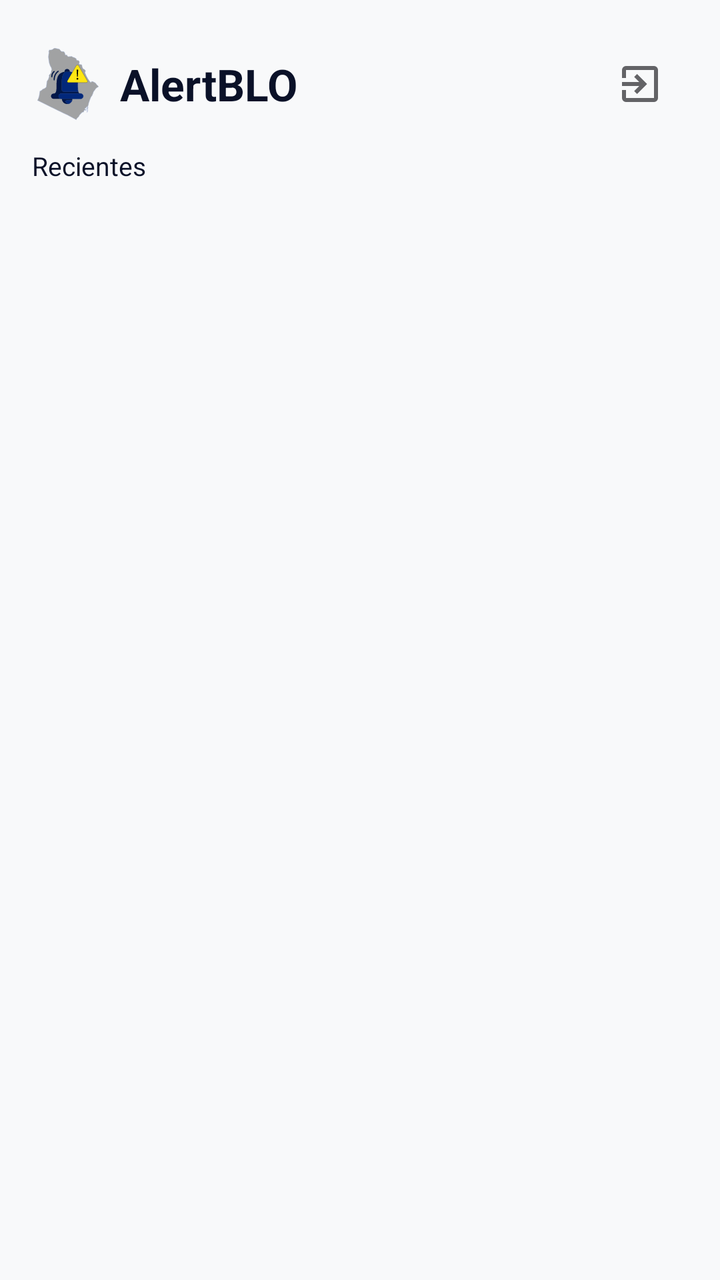
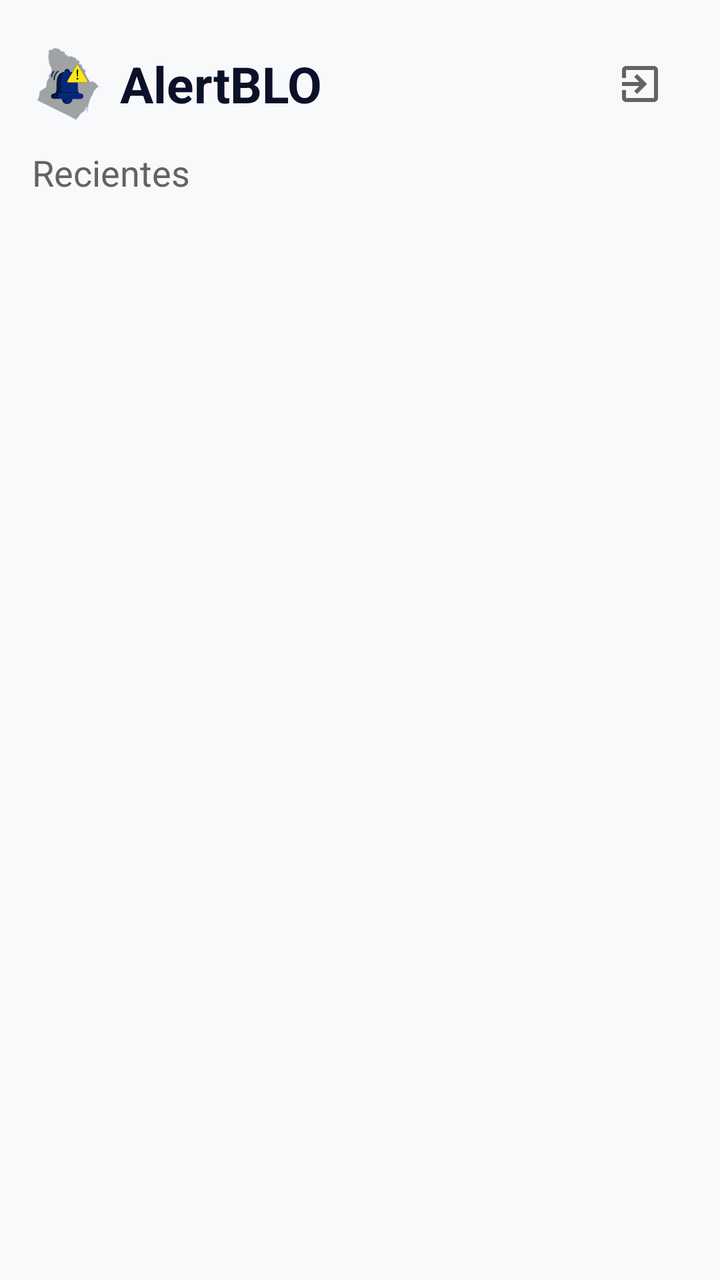

Screens rendered from an Android XML layout before and after an edit, with the pre-edit source and the edit as a unified diff.
<!-- AndroidManifest.xml: application theme Theme.AlertBLO -->
<!-- res/layout/fragment_home.xml -->
<?xml version="1.0" encoding="utf-8"?>
<LinearLayout xmlns:android="http://schemas.android.com/apk/res/android"
    xmlns:app="http://schemas.android.com/apk/res-auto"
    android:layout_width="match_parent"
    android:layout_height="match_parent"
    android:orientation="vertical"
    android:paddingStart="16dp"
    android:paddingEnd="16dp"
    android:paddingTop="14dp"
    android:background="?attr/android:windowBackground">

    <RelativeLayout
        android:layout_width="match_parent"
        android:layout_height="wrap_content"
        android:paddingBottom="8dp" >

        <ImageView
            android:id="@+id/logoApp"
            android:layout_width="36dp"
            android:layout_height="36dp"
            android:layout_alignParentStart="true"
            android:layout_centerVertical="true"
            android:src="@drawable/ic_vect_logo_app_user"
            android:scaleType="fitCenter"
            android:contentDescription="@null"
            android:layout_marginEnd="8dp" />

        <TextView
            android:id="@+id/txtAppName"
            android:layout_width="wrap_content"
            android:layout_height="wrap_content"
            android:layout_centerVertical="true"
            android:layout_toStartOf="@id/btn_salir"
            android:layout_toEndOf="@id/logoApp"
            android:layout_marginEnd="8dp"
            android:gravity="start"
            android:maxLines="1"
            android:ellipsize="end"
            android:text="@string/txt_alert_blo"
            android:textSize="22sp"
            android:textStyle="bold"
            android:textColor="?attr/colorOnSurface" />

        <ImageButton
            android:id="@+id/btn_salir"
            android:layout_width="48dp"
            android:layout_height="48dp"
            android:layout_alignParentEnd="true"
            android:layout_centerVertical="true"
            android:background="?attr/selectableItemBackgroundBorderless"
            android:contentDescription="@string/txt_salir"
            android:src="@drawable/ic_salir"
            app:tint="?attr/colorOnSurfaceVariant" />

    </RelativeLayout>

    <TextView
        android:id="@+id/alertas_recientes"
        android:layout_width="match_parent"
        android:layout_height="wrap_content"
        android:paddingTop="4dp"
        android:paddingBottom="12dp"
        android:textSize="13sp"
        android:text="@string/txt_alertas_recientes"
        android:textColor="?attr/colorOnSurface"/>

    <FrameLayout
        android:id="@+id/contenedor_lista_home"
        android:layout_width="match_parent"
        android:layout_height="0dp"
        android:layout_weight="1" />

</LinearLayout>
<!-- resources referenced by this layout -->
<resources>
  <!-- drawable ic_salir (drawable) -->
  <vector xmlns:android="http://schemas.android.com/apk/res/android" android:autoMirrored="true" android:height="24dp" android:tint="#000000" android:viewportHeight="960" android:viewportWidth="960" android:width="24dp">
        
      <path android:fillColor="@android:color/white" android:pathData="M200,840Q167,840 143.5,816.5Q120,793 120,760L120,600L200,600L200,760Q200,760 200,760Q200,760 200,760L760,760Q760,760 760,760Q760,760 760,760L760,200Q760,200 760,200Q760,200 760,200L200,200Q200,200 200,200Q200,200 200,200L200,360L120,360L120,200Q120,167 143.5,143.5Q167,120 200,120L760,120Q793,120 816.5,143.5Q840,167 840,200L840,760Q840,793 816.5,816.5Q793,840 760,840L200,840ZM420,680L364,622L466,520L120,520L120,440L466,440L364,338L420,280L620,480L420,680Z"/>
      
  </vector>
  <!-- drawable ic_vect_logo_app_user: vector/xml drawable (drawable, 10582 chars, omitted) -->
  <string name="txt_alert_blo" translatable="false">AlertBLO</string>
  <string name="txt_alertas_recientes">Recientes</string>
  <string name="txt_salir">Salir</string>
  <style name="Theme.AlertBLO" parent="Base.Theme.AlertBLO" />
  <style name="Base.Theme.AlertBLO" parent="Theme.Material3.DayNight.NoActionBar">
          
          
  
          <item name="colorPrimary">@color/azul</item>
          <item name="colorOnPrimary">@color/blanco</item>
          <item name="colorSecondary">@color/amarillo</item>
          <item name="colorOnSecondary">@color/azul_oscuro</item>
          <item name="android:windowBackground">@color/fondo</item>
          <item name="colorSurface">@color/blanco</item>
          <item name="colorOnSurface">@color/azul_oscuro</item>
          <item name="colorSurfaceVariant">@color/gris_claro</item>
          <item name="colorOnSurfaceVariant">@color/gris</item>
          <item name="colorOutline">@color/negro</item>
          <item name="colorAlertaCritica">@color/rojo</item>
          <item name="colorOnAlertaCritica">@color/blanco</item>
          <item name="colorAlertaCriticaContainer">@color/rojo_claro</item>
          <item name="colorAviso">@color/naranja</item>
          <item name="colorOnAviso">@color/blanco</item>
          <item name="colorAvisoContainer">@color/naranja_claro</item>
  
      </style>
  <color name="azul">#02287B</color>
  <color name="blanco">#FFFFFF</color>
  <color name="amarillo">#FFE613</color>
  <color name="azul_oscuro">#0A1128</color>
  <color name="fondo">#F8F9FA</color>
  <color name="gris_claro">#D3D3D3</color>
  <color name="gris">#636366</color>
  <color name="negro">#000000</color>
  <color name="rojo">#C62828</color>
  <color name="rojo_claro">#FFEBEE</color>
  <color name="naranja">#E65100</color>
  <color name="naranja_claro">#FFF3E0</color>
</resources>

<!-- the commit's change to res/layout/fragment_home.xml (unified diff, before → after) -->
@@ -37,7 +37,7 @@
             android:maxLines="1"
             android:ellipsize="end"
             android:text="@string/txt_alert_blo"
-            android:textSize="22sp"
+            android:textSize="25sp"
             android:textStyle="bold"
             android:textColor="?attr/colorOnSurface" />
 
@@ -60,9 +60,9 @@
         android:layout_height="wrap_content"
         android:paddingTop="4dp"
         android:paddingBottom="12dp"
-        android:textSize="13sp"
+        android:textSize="18sp"
         android:text="@string/txt_alertas_recientes"
-        android:textColor="?attr/colorOnSurface"/>
+        android:textColor="?attr/colorOnSurfaceVariant"/>
 
     <FrameLayout
         android:id="@+id/contenedor_lista_home"
<!-- resource entries referenced after the edit -->
@@ -15,6 +15,8 @@
           
           
   
+          <item name="android:statusBarColor">@color/fondo</item>
+          <item name="android:windowLightStatusBar">true</item>
           <item name="colorPrimary">@color/azul</item>
           <item name="colorOnPrimary">@color/blanco</item>
           <item name="colorSecondary">@color/amarillo</item>
@@ -32,12 +34,15 @@
           <item name="colorOnAviso">@color/blanco</item>
           <item name="colorAvisoContainer">@color/naranja_claro</item>
   
+          <item name="colorOnSecondaryContainer">@color/gris</item>
+          <item name="colorSecondaryContainer">@color/amarillo</item>
+  
       </style>
+  <color name="fondo">#F8F9FA</color>
   <color name="azul">#02287B</color>
   <color name="blanco">#FFFFFF</color>
   <color name="amarillo">#FFE613</color>
   <color name="azul_oscuro">#0A1128</color>
-  <color name="fondo">#F8F9FA</color>
   <color name="gris_claro">#D3D3D3</color>
   <color name="gris">#636366</color>
   <color name="negro">#000000</color>
